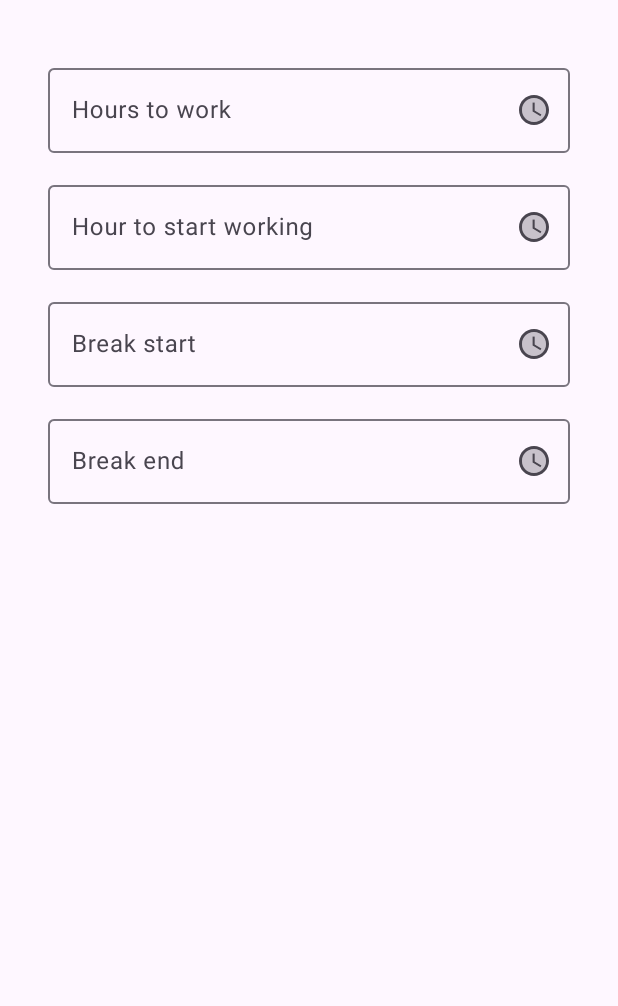
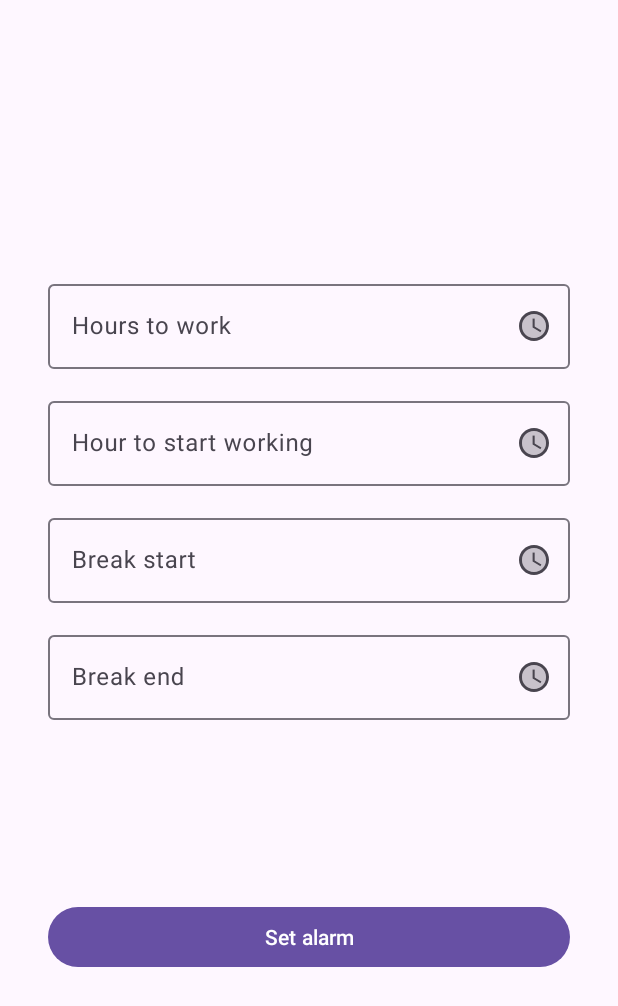
Before and after one commit to Bleeping-Dragon/Twiftly, an Android app: the WorkingHoursPage screen opened through its navigation route, on a phone screen of 412 x 824 dp. Shown: the top 1006 px of the screen. Run offline under Robolectric (Android 15) with nearby library versions, the phone set to English and light mode, and no system bars.

Commit message:
Update fragment_working_hours_page.xml

```diff
--- a/app/src/main/res/layout/fragment_working_hours_page.xml
+++ b/app/src/main/res/layout/fragment_working_hours_page.xml
@@ -10,39 +10,47 @@
     <LinearLayout
         android:id="@+id/linearLayout"
         android:layout_width="0dp"
-        android:layout_height="0dp"
+        android:layout_height="wrap_content"
         android:layout_marginStart="32dp"
         android:layout_marginTop="32dp"
         android:layout_marginEnd="32dp"
+        android:layout_marginBottom="32dp"
         android:orientation="vertical"
         app:layout_constraintBottom_toBottomOf="parent"
         app:layout_constraintEnd_toEndOf="parent"
         app:layout_constraintStart_toStartOf="parent"
         app:layout_constraintTop_toTopOf="parent">
 
-        <include layout="@layout/hours_setting_layout"
-            android:id="@+id/hoursToWorkLayout">
-        </include>
+        <include
+            android:id="@+id/hoursToWorkLayout"
+            layout="@layout/hours_setting_layout"></include>
 
-        <include layout="@layout/hours_setting_layout"
-            android:id="@+id/startAtLayout">
-        </include>
+        <include
+            android:id="@+id/startAtLayout"
+            layout="@layout/hours_setting_layout"></include>
 
-        <include layout="@layout/hours_setting_layout"
-            android:id="@+id/breakStartLayout">
-        </include>
+        <include
+            android:id="@+id/breakStartLayout"
+            layout="@layout/hours_setting_layout"></include>
 
-        <include layout="@layout/hours_setting_layout"
-            android:id="@+id/breakEndLayout">
-        </include>
+        <include
+            android:id="@+id/breakEndLayout"
+            layout="@layout/hours_setting_layout"></include>
 
         <TextView
             android:id="@+id/calculatedDateTextView"
             android:layout_width="match_parent"
             android:layout_height="wrap_content"
             android:layout_marginTop="16dp"
+            android:layout_marginBottom="16dp"
             android:gravity="center"
             android:textSize="60sp" />
+
+        <Button
+            android:id="@+id/setAlarmButton"
+            android:layout_width="match_parent"
+            android:layout_height="wrap_content"
+            android:text="Set alarm" />
 
     </LinearLayout>
 
```
